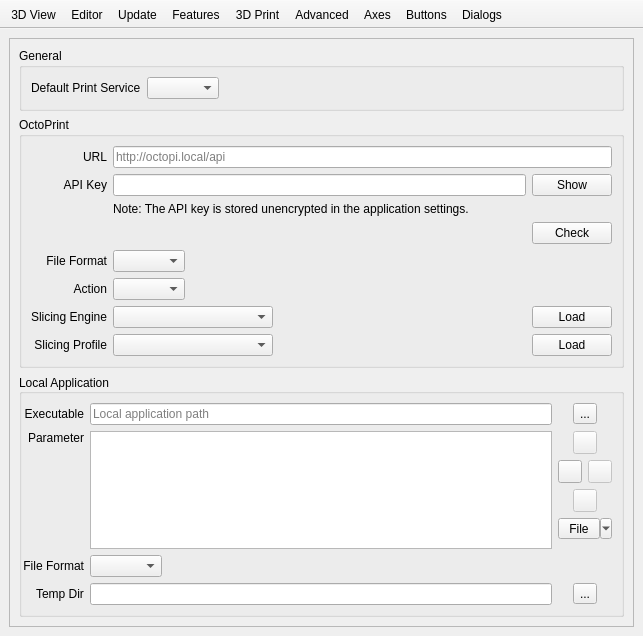
Above: src/gui/Preferences.ui from openscad/openscad before the change. Below: the same form after it.
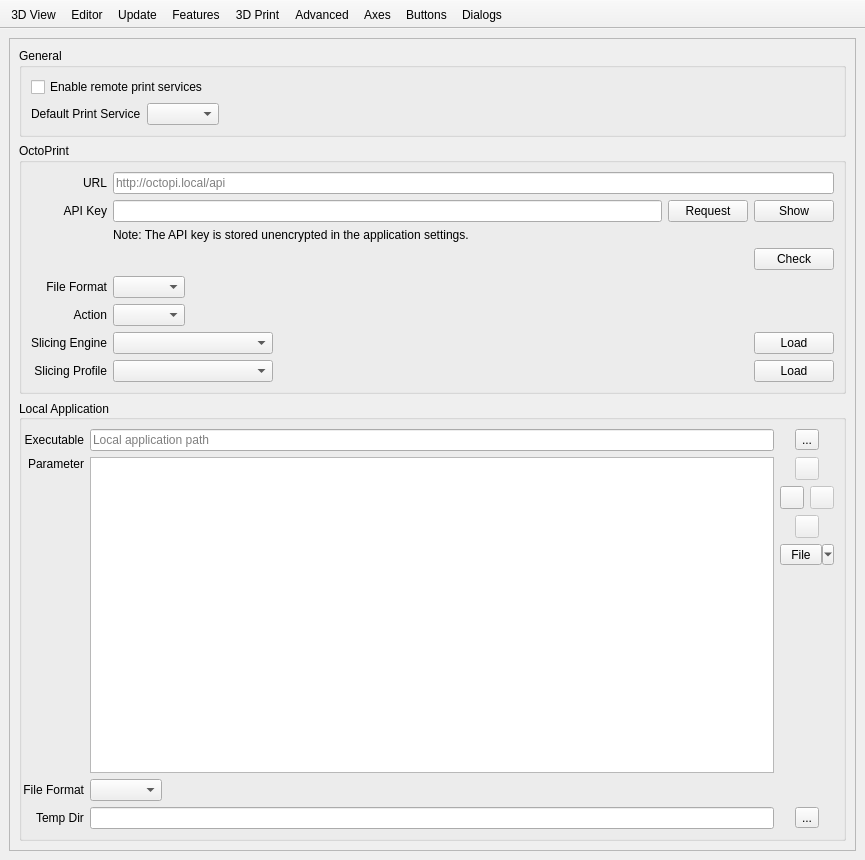
That is the form after the change. The open tabs and pages were chosen to show the change. Icons and pictures are not drawn. Custom widgets are drawn as their Qt base class.

Commit message: Make remote network services optional; add API key request for OctoPrint.

The edit to the form file:
```diff
--- a/src/gui/Preferences.ui
+++ b/src/gui/Preferences.ui
@@ -6,8 +6,8 @@
    <rect>
     <x>0</x>
     <y>0</y>
-    <width>643</width>
-    <height>636</height>
+    <width>865</width>
+    <height>860</height>
    </rect>
   </property>
   <property name="sizePolicy">
@@ -1359,8 +1359,8 @@
             <rect>
              <x>0</x>
              <y>0</y>
-             <width>584</width>
-             <height>679</height>
+             <width>845</width>
+             <height>768</height>
             </rect>
            </property>
            <layout class="QVBoxLayout" name="verticalLayout_9">
@@ -1370,17 +1370,10 @@
                <string>General</string>
               </property>
               <layout class="QGridLayout" name="gridLayout_10">
-               <item row="0" column="0">
-                <widget class="QLabel" name="labelDefaultPrintService">
-                 <property name="text">
-                  <string>Default Print Service</string>
-                 </property>
-                </widget>
-               </item>
-               <item row="0" column="1">
+               <item row="1" column="1">
                 <widget class="QComboBox" name="comboBoxDefaultPrintService"/>
                </item>
-               <item row="0" column="2">
+               <item row="1" column="2">
                 <spacer name="horizontalSpacerDefaultPrintService">
                  <property name="orientation">
                   <enum>Qt::Horizontal</enum>
@@ -1393,6 +1386,20 @@
                  </property>
                 </spacer>
                </item>
+               <item row="1" column="0">
+                <widget class="QLabel" name="labelDefaultPrintService">
+                 <property name="text">
+                  <string>Default Print Service</string>
+                 </property>
+                </widget>
+               </item>
+               <item row="0" column="0" colspan="3">
+                <widget class="QCheckBox" name="checkBoxEnableRemotePrintServices">
+                 <property name="text">
+                  <string>Enable remote print services</string>
+                 </property>
+                </widget>
+               </item>
               </layout>
              </widget>
             </item>
@@ -1641,6 +1648,13 @@
                    </property>
                   </widget>
                  </item>
+                 <item>
+                  <widget class="QPushButton" name="pushButtonOctoPrintRequestApiKey">
+                   <property name="text">
+                    <string>Request</string>
+                   </property>
+                  </widget>
+                 </item>
                  <item>
                   <widget class="QPushButton" name="pushButtonOctoPrintApiKey">
                    <property name="text">
```
Left out of the diff: 15 changed lines with no effect on the pictures. The commit also changes 34 other files.
